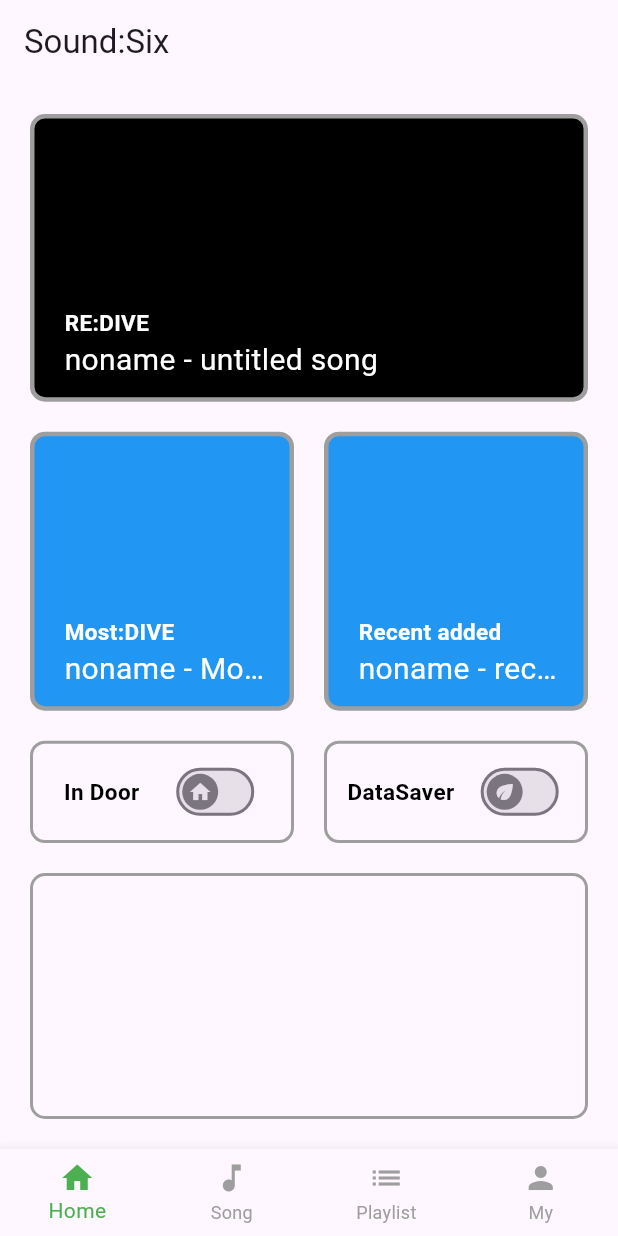
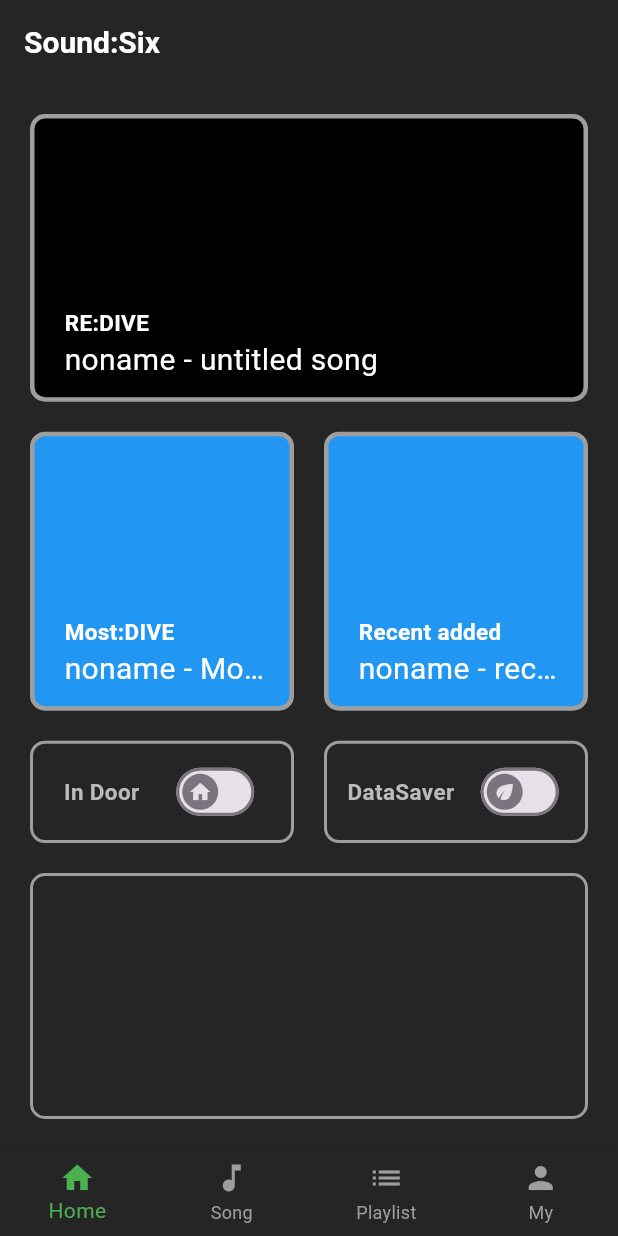
Before and after one commit to snowman6-git/soundsix, a Flutter app: the screen it shows after launch, on a phone screen of 412 x 824 dp. Run offline on Flutter 3.47's test engine with Material 3 defaults, Android fonts, the phone set to English and light mode, and no system bars; our stand-ins replace audioplayers, file_picker, permission_handler.

```diff
--- a/lib/main.dart
+++ b/lib/main.dart
@@ -12,9 +12,24 @@ class MyApp extends StatelessWidget {
   Widget build(BuildContext context) {
     return MaterialApp(
       title: 'Sound:Six',
+      // theme: ThemeData(
+      //   colorScheme: ColorScheme.fromSeed(seedColor: Colors.deepPurple),
+      //   textTheme: TextTheme()
+      // ),
+
       theme: ThemeData(
-        colorScheme: ColorScheme.fromSeed(seedColor: Colors.deepPurple),
+        // 1. 앱 전체 배경색과 앱바 색상도 여기서 미리 정의 가능
+        scaffoldBackgroundColor: const Color(0xFF121212),
+        textTheme: const TextTheme(
+          // 큰 제목 (AppBar 등)
+          titleLarge: TextStyle(color: Colors.white, fontSize: 20, fontWeight: FontWeight.bold),
+          // 중간 크기 제목 (리스트 타이틀 등)
+          bodyLarge: TextStyle(color: Colors.white, fontSize: 16),
+          // 일반 본문 (아티스트 이름 등)
+          bodyMedium: TextStyle(color: Color(0xFFBBBBBB), fontSize: 14),
+        ),
       ),
+
       home: const MainPage(title: "Sound:Six"),
     );
   }
--- a/lib/pages/home_page.dart
+++ b/lib/pages/home_page.dart
@@ -17,6 +17,7 @@ class _HomePage extends State<HomePage> {
   Widget build(BuildContext context) {
     return Scaffold(
       //중간
+      backgroundColor: Color(0xff252525), //#0ㅌ:#. FF: opacity
       body: Column(
         children: [
           // 리:다이브
@@ -171,7 +172,6 @@ class _HomePage extends State<HomePage> {
                           Text(
                             _isoutDoor ? 'Out Door' : 'In Door',
                             style: TextStyle(
-                              color: Colors.black,
                               fontSize: 15,
                               fontWeight: FontWeight.bold,
                             ),
@@ -230,7 +230,6 @@ class _HomePage extends State<HomePage> {
                           Text(
                             _isDataSaver ? 'FullStream' : 'DataSaver',
                             style: TextStyle(
-                              color: Colors.black,
                               fontSize: 15,
                               fontWeight: FontWeight.bold,
                             ),
--- a/lib/pages/main_page.dart
+++ b/lib/pages/main_page.dart
@@ -1,6 +1,7 @@
 import 'package:flutter/material.dart';
 import 'home_page.dart';
 import 'song_page.dart';
+import 'play_page.dart';
 
 class MainPage extends StatefulWidget {
   const MainPage({super.key, required this.title}); //this를 걸어야 초기화가 됌
@@ -15,19 +16,30 @@ class _MainPage extends State<MainPage> {
   int _currentIndex = 0;
 
   // 갈아끼울수 있는 페이지들(바텀 내비로)
-  final List<Widget> _children = [const HomePage(), const SongPage()];
+  final List<Widget> _children = [
+    const HomePage(),
+    const SongPage(),
+    const PlayPage()
+  ];
 
   @override
   Widget build(BuildContext context) {
     return Scaffold(
-      appBar: AppBar(title: const Text("Sound:Six")), // 헤더 고정
+      appBar: AppBar(title: const Text(
+          "Sound:Six",
+          style: TextStyle(
+            color: Colors.white
+          ),
+      ), backgroundColor: Color(0xff252525)), // 헤더 고정
       body: _children[_currentIndex], // 칠드런 변수안의 인덱스 기반으로 호출 (리스트라 이해 ㄱ)
+
       bottomNavigationBar: BottomNavigationBar(
         currentIndex: _currentIndex,
         onTap: (index) => setState(() => _currentIndex = index),
         type: BottomNavigationBarType.fixed,
         selectedItemColor: Colors.green, // 선택된 아이콘 색상
         unselectedItemColor: Colors.grey,
+        backgroundColor: Color(0xff252525),
         items: const [
           BottomNavigationBarItem(icon: Icon(Icons.home), label: 'Home'),
           BottomNavigationBarItem(icon: Icon(Icons.music_note), label: 'Song'),
--- a/lib/pages/song_page.dart
+++ b/lib/pages/song_page.dart
@@ -1,13 +1,17 @@
 import 'package:flutter/material.dart';
 import 'package:soundsix/components/song_tile.dart';
 import 'package:soundsix/models/music_data.dart';
+import 'package:soundsix/lib/songlist.dart';
 
 class SongPage extends StatelessWidget {
   const SongPage({super.key});
-
   @override
   Widget build(BuildContext context) {
     // 1. 데이터 준비 (Svelte의 let songs = [...])
+
+    var songlist = selectMusicFolder();
+    print(songlist);
+
     final List<MusicData> dummySongs = [
       MusicData(
         title: "Here is title",
--- /dev/null
+++ b/note.txt
@@ -0,0 +1,2 @@
+노래를 갈아끼우기
+- 타일을 스와이프하여 바꿔치기 하기
```
Also changed, not shown: lib/components/song_tile.dart (+28 -2 lines), lib/lib/songlist.dart (added, +29 -0 lines), lib/pages/play_page.dart (added, +48 -0 lines), pubspec.yaml (+6 -1 lines), pubspec.lock, 7 other files.
